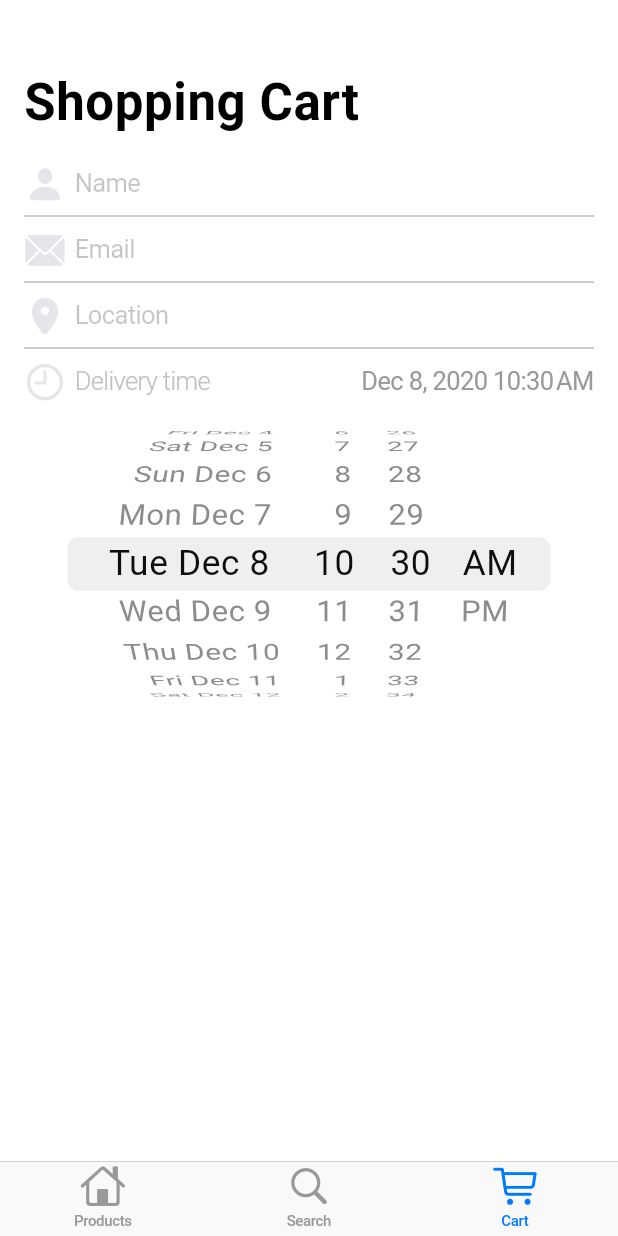
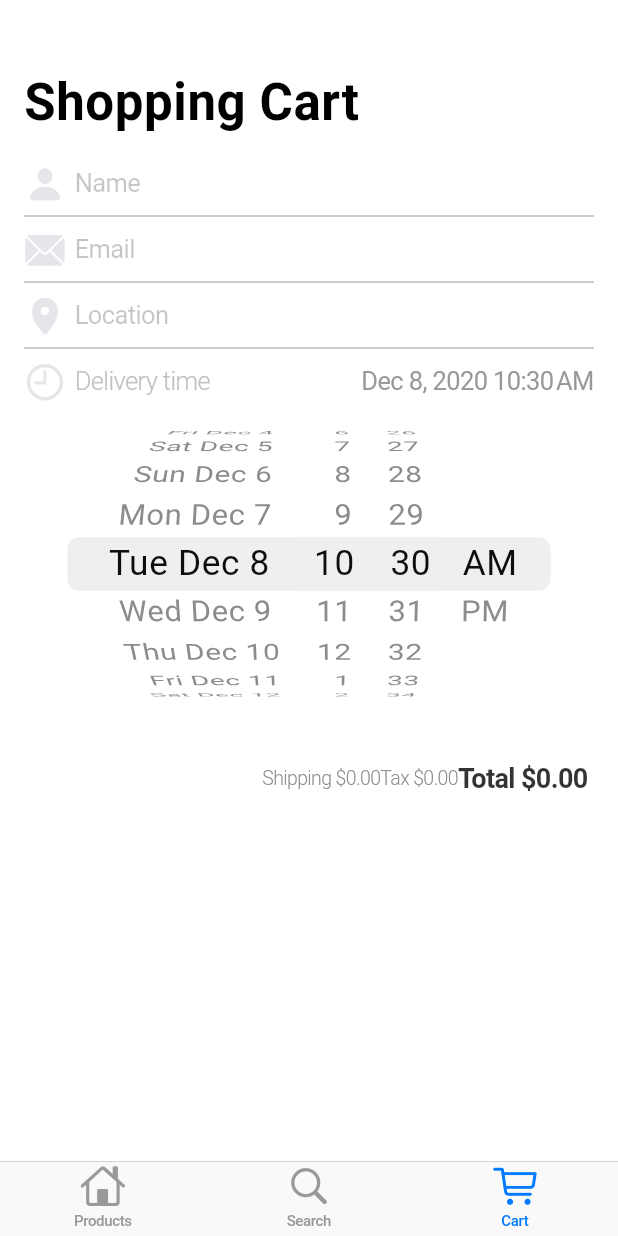
Before and after one commit to reika178/CupertinoStoreApp, a Flutter app: the screen it shows after launch, item 3 of the bottom bar chosen, on a phone screen of 412 x 824 dp. Run offline on Flutter 3.47's test engine with Material 2 defaults, Android fonts, the phone set to English and light mode, and no system bars.

Commit message:
10途中
12/910途中

12/910途中

12/910途中

12/910途中

12/910途中

12/910途中

12/910途中

12/910途中

12/910途中

12/9

```diff
--- a/lib/shopping_cart_tab.dart
+++ b/lib/shopping_cart_tab.dart
@@ -2,6 +2,7 @@ import 'package:flutter/cupertino.dart';
 import 'package:intl/intl.dart';
 import 'package:provider/provider.dart';
 import 'model/app_state_model.dart';
+import 'model/product.dart';
 import 'styles.dart';
 
 const double _kDateTimePickerHeight = 216;
@@ -19,6 +20,7 @@ class _ShoppingCartTabState extends State<ShoppingCartTab> {
   String location;
   String pin;
   DateTime dateTime = DateTime.now();
+  final _currencyFormat = NumberFormat.currency(symbol: '\$');
 
   Widget _buildNameField() {
     return CupertinoTextField(
@@ -140,6 +142,7 @@ class _ShoppingCartTabState extends State<ShoppingCartTab> {
     AppStateModel model) {
       return SliverChildBuilderDelegate(
         (context, index) {
+          final productIndex = index - 4;
           switch (index) {
             case 0:
               return Padding(
@@ -162,7 +165,41 @@ class _ShoppingCartTabState extends State<ShoppingCartTab> {
                 child: _buildDateAndTimePicker(context),
               );
             default:
-
+              if (model.productsInCart.length > productIndex) {
+                return ShoppingCartItem(
+                  index: index,
+                  product: model.getProductById(
+                    model.productsInCart.keys.toList()[productIndex]),
+                  quantity: model.productsInCart.values.toList()[productIndex],
+                  lastItem: productIndex == model.productsInCart.length - 1,
+                  formatter: _currencyFormat,
+                );
+              } else if (model.productsInCart.keys.length == productIndex &&
+                  model.productsInCart.isEmpty) {
+                return Padding(
+                  padding: const EdgeInsets.symmetric(horizontal: 20),
+                  child: Row(
+                    mainAxisAlignment: MainAxisAlignment.end,
+                    children: <Widget>[
+                      Text(
+                        'Shipping '
+                          '${_currencyFormat.format(model.shippingCost)}',
+                        style: Styles.productRowItemPrice,
+                      ),
+                      const SizedBox(height: 6),
+                      Text(
+                        'Tax ${_currencyFormat.format(model.tax)}',
+                        style: Styles.productRowItemPrice,
+                      ),
+                      const SizedBox(height: 6),
+                      Text(
+                        'Total ${_currencyFormat.format(model.totalCost)}',
+                        style: Styles.productRowTotal,
+                      ),
+                    ],
+                  ),
+                );
+              }
           }
           return null;
         }
@@ -191,3 +228,52 @@ class _ShoppingCartTabState extends State<ShoppingCartTab> {
     );
   }
 }
+
+class ShoppingCartItem extends StatelessWidget {
+  const ShoppingCartItem({
+    @required this.index,
+    @required this.product,
+    @required this.lastItem,
+    @required this.quantity,
+    @required this.formatter,
+  });
+
+  final Product product;
+  final int index;
+  final bool lastItem;
+  final int quantity;
+  final NumberFormat formatter;
+
+  @override
+  Widget build(BuildContext context) {
+    final row = SafeArea(
+      top: false,
+      bottom: false,
+      child: Padding(
+        padding: const EdgeInsets.only(
+          left: 16,
+          top: 8,
+          bottom: 8,
+          right: 8,
+        ),
+        child: Row(
+          children: <Widget>[
+            ClipRRect(
+              borderRadius: BorderRadius.circular(4),
+              child: Image.asset(
+                product.assetName,
+                package: product.assetPackage,
+                fit: BoxFit.cover,
+                width: 40,
+                height: 40,
+              ),
+            ),
+            Expanded(
+
+            )
+          ]
+        )
+      )
+    )
+  }
+}
```
